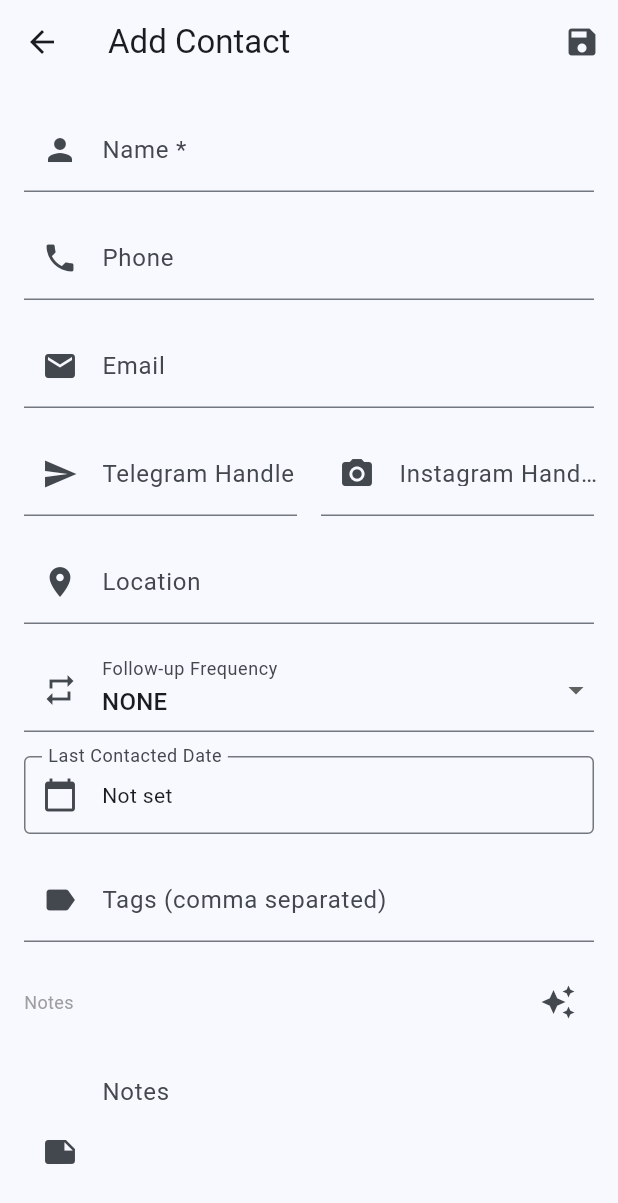
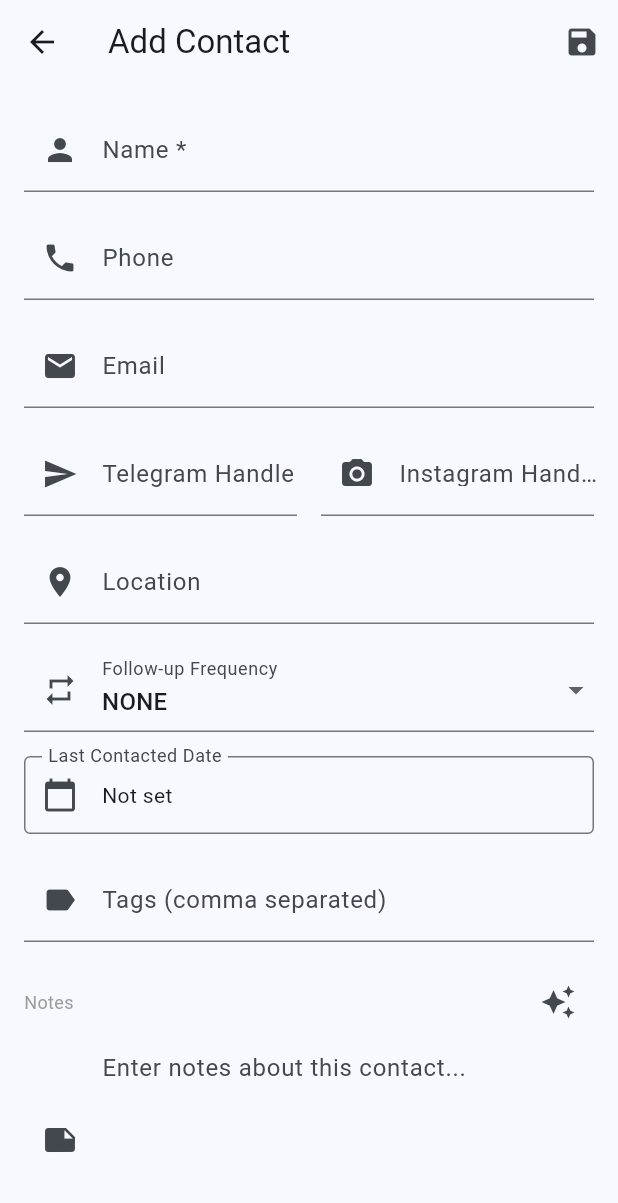
Before and after one commit to mezgoodle/ContactAssistant, a Flutter app: the screen it shows after launch, after a tap on the "add" icon, on a phone screen of 412 x 824 dp. Shown: the top 1203 px of the screen. Run offline on Flutter 3.47's test engine with Material 3 defaults, Android fonts, the phone set to English and light mode, and no system bars; our stand-ins replace firebase_ai, firebase_core, flutter_dotenv, flutter_riverpod, font_awesome_flutter, go_router and 2 more; missing offline and left inert: mongo_dart; accounts and stored records are empty; generated files the repository leaves out were written again; network calls fail.

Commit message:
Refactor after coderabbit

```diff
--- a/lib/core/services/ai_notes_service.dart
+++ b/lib/core/services/ai_notes_service.dart
@@ -1,15 +1,10 @@
 import 'dart:convert';
 import 'package:firebase_ai/firebase_ai.dart';
 
-/// Service that uses the Firebase AI (Gemini) API to analyse raw contact notes
-/// and return a structured Markdown profile based on Keith Ferrazzi's
-/// "Never Eat Alone" methodology.
-///
-/// Prerequisites:
-///  - Firebase project connected (google-services.json / GoogleService-Info.plist).
-///  - `Firebase.initializeApp()` called before using this service (see main.dart).
-///  - Gemini API enabled in the Firebase console under AI Logic.
 class AiNotesService {
+  static final AiNotesService _instance = AiNotesService._internal();
+  factory AiNotesService() => _instance;
+
   static const String _systemInstruction =
       "You are an expert networking assistant trained in Keith Ferrazzi's "
       "'Never Eat Alone' methodology. Analyze the raw notes provided by the "
@@ -24,13 +19,13 @@ class AiNotesService {
       "high-impact, open-ended 'Icebreaker' or 'Deepening' questions. These questions "
       "should show genuine interest in the person's 'Blue Flame' (passions), family, "
       "and professional goals. Avoid small talk; aim for questions that lead to an "
-      "emotional connection or offer a chance to be helpful. Respond in Ukrainian. "
+      "emotional connection or offer a chance to be helpful. "
       "Return a JSON object with a key 'questions' containing a list of strings.";
 
   late final GenerativeModel _model;
   late final GenerativeModel _networkingModel;
 
-  AiNotesService() {
+  AiNotesService._internal() {
     _model = FirebaseAI.googleAI().generativeModel(
       model: 'gemini-2.5-flash',
       systemInstruction: Content.system(_systemInstruction),
@@ -57,8 +52,12 @@ class AiNotesService {
       throw Exception('Gemini returned an empty response.');
     }
 
-    final Map<String, dynamic> data =
-        jsonDecode(jsonText) as Map<String, dynamic>;
+    final Map<String, dynamic> data;
+    try {
+      data = jsonDecode(jsonText) as Map<String, dynamic>;
+    } on FormatException catch (e) {
+      throw Exception('Gemini returned invalid JSON: $e');
+    }
     final profile = FerrazziProfile.fromJson(data);
 
     return _formatMarkdown(profile);
@@ -104,7 +103,8 @@ class AiNotesService {
   }
 
   /// Generates 3 networking questions based on the Ferrazzi methodology.
-  Future<List<String>> generateNetworkingQuestions(FerrazziProfile profile) async {
+  Future<List<String>> generateNetworkingQuestions(
+      FerrazziProfile profile) async {
     final response = await _networkingModel.generateContent([
       Content.text(jsonEncode(profile.toJson())),
     ]);
@@ -114,7 +114,8 @@ class AiNotesService {
       throw Exception('Gemini returned an empty response.');
     }
 
-    final Map<String, dynamic> data = jsonDecode(jsonText) as Map<String, dynamic>;
+    final Map<String, dynamic> data =
+        jsonDecode(jsonText) as Map<String, dynamic>;
     final List<dynamic> questions = data['questions'] ?? [];
     return questions.map((e) => e.toString()).toList();
   }
--- a/lib/main.dart
+++ b/lib/main.dart
@@ -11,9 +11,21 @@ void main() async {
   WidgetsFlutterBinding.ensureInitialized();
 
   // Initialize Firebase
-  await Firebase.initializeApp(
-    options: DefaultFirebaseOptions.currentPlatform,
-  );
+  try {
+    await Firebase.initializeApp(
+      options: DefaultFirebaseOptions.currentPlatform,
+    );
+  } catch (e) {
+    debugPrint('Firebase initialization failed: $e');
+    runApp(const MaterialApp(
+      home: Scaffold(
+        body: Center(
+          child: Text('Initialization failed. Please restart the app.'),
+        ),
+      ),
+    ));
+    return;
+  }
 
   // Load environment variables
   try {
--- a/lib/presentation/screens/add_edit_contact_screen.dart
+++ b/lib/presentation/screens/add_edit_contact_screen.dart
@@ -287,7 +287,7 @@ class _AddEditContactScreenState extends ConsumerState<AddEditContactScreen> {
                 TextFormField(
                   controller: _notesController,
                   decoration: const InputDecoration(
-                      labelText: 'Notes',
+                      hintText: 'Enter notes about this contact...',
                       prefixIcon: Icon(Icons.note),
                       alignLabelWithHint: true),
                   maxLines: 5,
```
Also changed, not shown: lib/core/router.dart (+14 -6 lines), lib/presentation/screens/contact_detail_screen.dart (+22 -8 lines).
